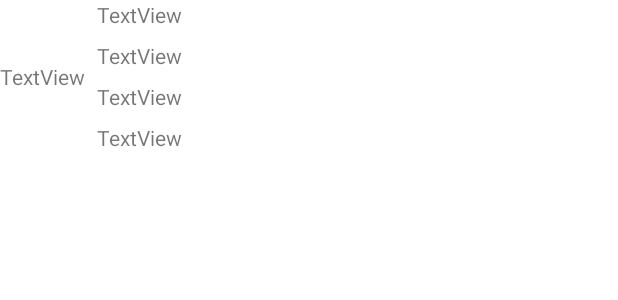
After one commit to jhonpaul123456/TruckDriverApp, an Android app: the layout user_layout.xml on its own in the app's theme, with its tools: preview values and no code run, on a phone screen of 412 x 824 dp. The commit adds this screen. Shown: the top 300 px of the screen. Run offline under Robolectric (Android 15) with nearby library versions, the phone set to English and light mode, and no system bars.

Commit message:
Created Drivers Adapter

```diff
--- /dev/null
+++ b/app/src/main/res/layout/user_layout.xml
@@ -0,0 +1,61 @@
+<?xml version="1.0" encoding="utf-8"?>
+<layout xmlns:android="http://schemas.android.com/apk/res/android"
+    xmlns:app="http://schemas.android.com/apk/res-auto"
+    xmlns:tools="http://schemas.android.com/tools">
+
+    <data>
+
+    </data>
+
+    <androidx.constraintlayout.widget.ConstraintLayout
+        android:layout_width="match_parent"
+        android:layout_height="wrap_content">
+
+        <TextView
+            android:id="@+id/id"
+            android:layout_width="wrap_content"
+            android:layout_height="wrap_content"
+            android:text="TextView"
+            app:layout_constraintBottom_toBottomOf="parent"
+            app:layout_constraintStart_toStartOf="parent"
+            app:layout_constraintTop_toTopOf="parent" />
+
+        <TextView
+            android:id="@+id/driver_name"
+            android:layout_width="wrap_content"
+            android:layout_height="wrap_content"
+            android:layout_marginStart="8dp"
+            android:layout_marginLeft="8dp"
+            android:text="TextView"
+            app:layout_constraintStart_toEndOf="@+id/id"
+            app:layout_constraintTop_toTopOf="parent" />
+
+        <TextView
+            android:id="@+id/plate_number"
+            android:layout_width="wrap_content"
+            android:layout_height="wrap_content"
+            android:layout_marginTop="8dp"
+            android:text="TextView"
+            app:layout_constraintStart_toStartOf="@+id/driver_name"
+            app:layout_constraintTop_toBottomOf="@+id/driver_name" />
+
+        <TextView
+            android:id="@+id/truck_condition"
+            android:layout_width="wrap_content"
+            android:layout_height="wrap_content"
+            android:layout_marginTop="8dp"
+            android:text="TextView"
+            app:layout_constraintStart_toStartOf="@+id/driver_name"
+            app:layout_constraintTop_toBottomOf="@+id/plate_number" />
+
+        <TextView
+            android:id="@+id/truck_type"
+            android:layout_width="wrap_content"
+            android:layout_height="wrap_content"
+            android:layout_marginTop="8dp"
+            android:text="TextView"
+            app:layout_constraintBottom_toBottomOf="parent"
+            app:layout_constraintStart_toStartOf="@+id/driver_name"
+            app:layout_constraintTop_toBottomOf="@+id/truck_condition" />
+    </androidx.constraintlayout.widget.ConstraintLayout>
+</layout>
--- a/app/src/main/res/values/strings.xml
+++ b/app/src/main/res/values/strings.xml
@@ -11,4 +11,8 @@
     <string name="please_enter_truck_condition">Please Enter truck condition</string>
     <string name="please_enter_truck_type">Please enter truck type</string>
     <string name="please_wait">Please Wait…</string>
+    <string name="driver_name_formatted">Driver Name: %1$s</string>
+    <string name="plate_number_formatted">Plate Number: %1$s</string>
+    <string name="truck_condition_formatted">Truck Condition: %1$s</string>
+    <string name="truck_type_formatted">Truck Type: %1$s</string>
 </resources>
```
Also changed, not shown: app/src/main/java/com/firstapp/crudappprojectlcnostrd/adapters/UsersAdapter.java (+17 -6 lines), app/src/main/java/com/firstapp/crudappprojectlcnostrd/model/User.java (+7 -0 lines), app/src/main/res/layout/activity_fetch_users.xml (+19 -6 lines).
